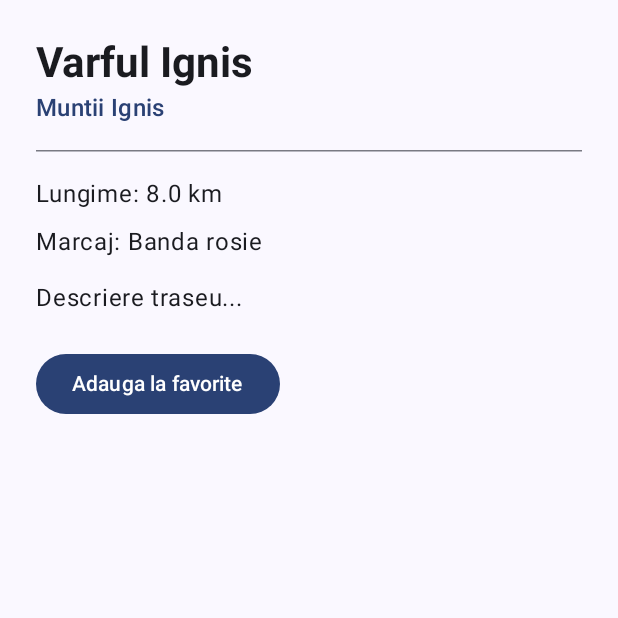
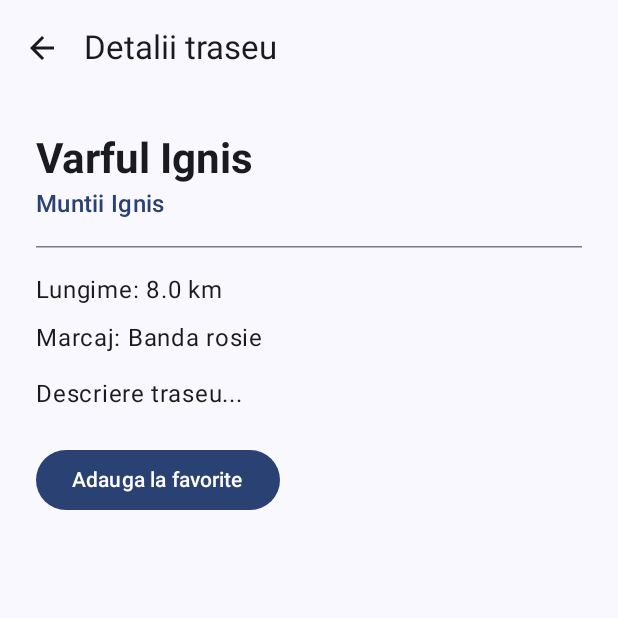
Before and after one commit to Libotean/HikingMobileApp, an Android app built with Jetpack Compose: the screen it shows after launch (MainActivity), after a tap on "Varful Ignis", on a phone screen of 412 x 824 dp, the top half of it. Run offline under Robolectric (Android 15) with nearby library versions, the phone set to English and light mode, and no system bars.

Commit message:
buton Back, din pagina detalii spre lista cu trasee

```diff
--- a/app/src/main/java/com/example/hikingmobileapp/navigation/AppNavHost.kt
+++ b/app/src/main/java/com/example/hikingmobileapp/navigation/AppNavHost.kt
@@ -33,7 +33,8 @@ fun AppNavHost(modifier: Modifier = Modifier) {
                 TrailDetailScreen(
                     trail = trail,
                     isFavorite = false,
-                    onToggleFavorite = {}
+                    onToggleFavorite = {},
+                    onBack = { navController.popBackStack() }
                 )
             }
         }
--- a/app/src/main/java/com/example/hikingmobileapp/ui/screens/TrailDetailScreen.kt
+++ b/app/src/main/java/com/example/hikingmobileapp/ui/screens/TrailDetailScreen.kt
@@ -2,18 +2,24 @@ package com.example.hikingmobileapp.ui.screens
 
 import androidx.compose.foundation.layout.Column
 import androidx.compose.foundation.layout.Spacer
+import androidx.compose.foundation.layout.WindowInsets
 import androidx.compose.foundation.layout.fillMaxSize
 import androidx.compose.foundation.layout.height
 import androidx.compose.foundation.layout.padding
 import androidx.compose.foundation.rememberScrollState
 import androidx.compose.foundation.verticalScroll
 import androidx.compose.material3.Button
+import androidx.compose.material3.ExperimentalMaterial3Api
 import androidx.compose.material3.HorizontalDivider
+import androidx.compose.material3.Icon
+import androidx.compose.material3.IconButton
 import androidx.compose.material3.OutlinedButton
 import androidx.compose.material3.MaterialTheme
 import androidx.compose.material3.Text
+import androidx.compose.material3.TopAppBar
 import androidx.compose.runtime.Composable
 import androidx.compose.ui.Modifier
+import androidx.compose.ui.res.painterResource
 import androidx.compose.ui.res.stringResource
 import androidx.compose.ui.text.font.FontWeight
 import androidx.compose.ui.tooling.preview.Preview
@@ -24,15 +30,32 @@ import com.example.hikingmobileapp.data.TrailRepository
 import com.example.hikingmobileapp.model.Trail
 import com.example.hikingmobileapp.ui.theme.HikingMobileAppTheme
 
+@OptIn(ExperimentalMaterial3Api::class)
 @Composable
 fun TrailDetailScreen(
     trail: Trail,
     isFavorite: Boolean,
     onToggleFavorite: () -> Unit,
+    onBack: () -> Unit,
     modifier: Modifier = Modifier
 ){
+    Column(modifier = modifier.fillMaxSize()) {
+        TopAppBar(
+            title = { Text(stringResource(R.string.trail_details)) },
+            navigationIcon = {
+                IconButton(onClick = onBack) {
+                    Icon(
+                        painter = painterResource(R.drawable.ic_arrow_back),
+                        contentDescription = stringResource(R.string.back)
+                    )
+                }
+            },
+            // Scaffold-ul din MainActivity lasa deja loc pentru bara de stare
+            windowInsets = WindowInsets(0)
+        )
+
         Column(
-        modifier = modifier
+            modifier = Modifier
                 .fillMaxSize()
                 .verticalScroll(rememberScrollState())
                 .padding(24.dp)
@@ -76,6 +99,7 @@ fun TrailDetailScreen(
             }
         }
     }
+}
 
 @Preview(showBackground = true)
 @Composable
@@ -84,7 +108,8 @@ fun TrailDetailScreenPreview() {
         TrailDetailScreen(
             trail = TrailRepository.getAll().first(),
             isFavorite = false,
-            onToggleFavorite = {}
+            onToggleFavorite = {},
+            onBack = {}
         )
     }
 }
@@ -96,7 +121,8 @@ fun TrailDetailScreenFavoritePreview() {
         TrailDetailScreen(
             trail = TrailRepository.getAll().first(),
             isFavorite = true,
-            onToggleFavorite = {}
+            onToggleFavorite = {},
+            onBack = {}
         )
     }
 }
--- /dev/null
+++ b/app/src/main/res/drawable/ic_arrow_back.xml
@@ -0,0 +1,10 @@
+<vector xmlns:android="http://schemas.android.com/apk/res/android"
+    android:width="24dp"
+    android:height="24dp"
+    android:viewportWidth="24"
+    android:viewportHeight="24"
+    android:autoMirrored="true">
+    <path
+        android:fillColor="#FF000000"
+        android:pathData="M20,11H7.83l5.59,-5.59L12,4l-8,8 8,8 1.41,-1.41L7.83,13H20v-2z" />
+</vector>
--- a/app/src/main/res/values/strings.xml
+++ b/app/src/main/res/values/strings.xml
@@ -3,4 +3,6 @@
     <string name="add_favorite">Adauga la favorite</string>
     <string name="remove_favorite">Elimina din favorite</string>
     <string name="no_favorites">Nu ai trasee favorite inca</string>
+    <string name="trail_details">Detalii traseu</string>
+    <string name="back">Inapoi</string>
 </resources>
```
Lines whose indentation alone changed are shown as unchanged.
